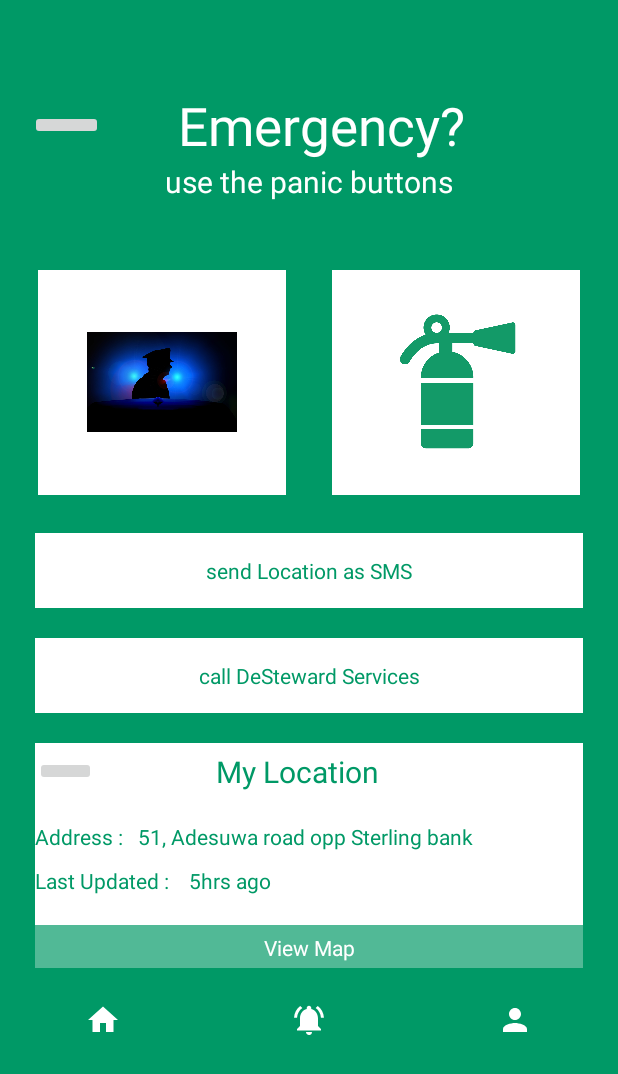
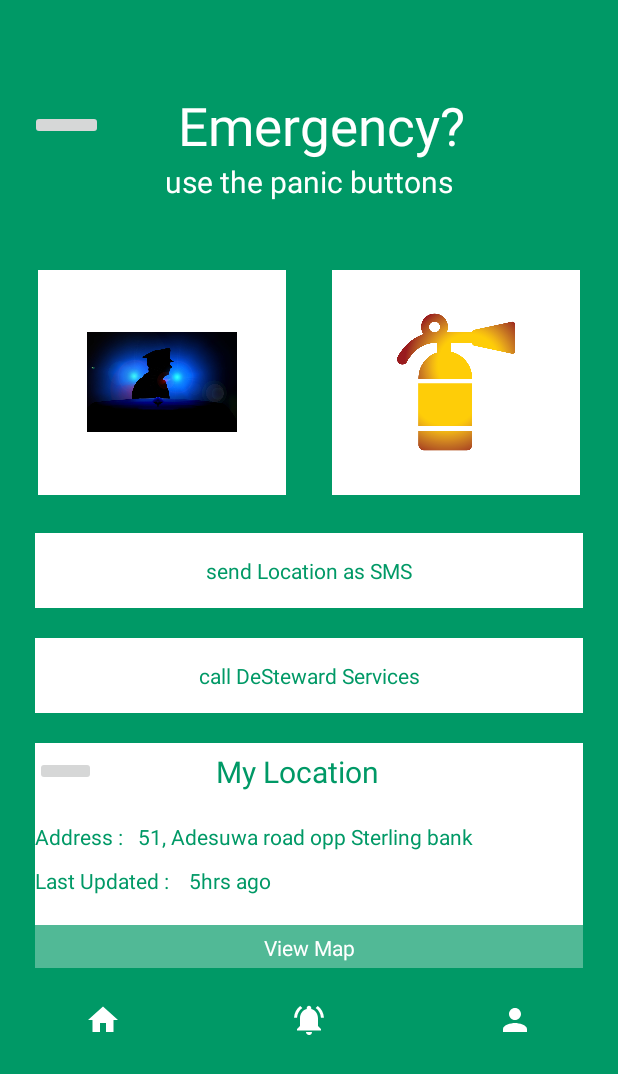
Before and after one commit to auptsoft/security, an Android app: the layout fragment_home.xml on its own in the app's theme, with its tools: preview values and no code run, on a phone screen of 412 x 824 dp. Shown: the top 1074 px of the screen. Run offline under Robolectric (Android 15) with nearby library versions, the phone set to English and light mode, and no system bars.

Commit message:
alert fragments and fire ext icon

```diff
--- a/app/src/main/res/layout/fragment_home.xml
+++ b/app/src/main/res/layout/fragment_home.xml
@@ -1,10 +1,13 @@
 <?xml version="1.0" encoding="utf-8"?>
 
+<android.support.v4.widget.DrawerLayout xmlns:android="http://schemas.android.com/apk/res/android"
+    android:layout_height="match_parent"
+    android:layout_width="match_parent"
+    xmlns:app="http://schemas.android.com/apk/res-auto">
+
     <LinearLayout
-        xmlns:android="http://schemas.android.com/apk/res/android"
-        xmlns:app="http://schemas.android.com/apk/res-auto"
+        android:layout_width="match_parent"
         android:layout_height="match_parent"
-        android:layout_width="match_parent"
         android:background="#009966"
         android:orientation="vertical">
 
@@ -47,7 +50,6 @@
             android:paddingHorizontal="10dp">
 
             <FrameLayout
-                android:src="@drawable/fire_estinguisher"
                 android:layout_width="0dp"
                 android:layout_height="150dp"
                 android:layout_margin="15dp"
@@ -65,7 +67,6 @@
             </FrameLayout>
 
             <FrameLayout
-                android:src="@drawable/fire_estinguisher"
                 android:layout_width="0dp"
                 android:layout_height="150dp"
                 android:layout_margin="15dp"
@@ -73,7 +74,7 @@
                 android:background="#ffffff">
 
                 <ImageView
-                    android:src="@drawable/fire_estinguisher"
+                    android:src="@drawable/fire_ext1"
                     android:layout_width="100dp"
                     android:layout_height="100dp"
                     android:layout_margin="15dp"
@@ -215,5 +216,18 @@
                 android:layout_height="wrap_content"
                 android:layout_weight="1"
                 android:layout_gravity="center"/>
+
         </LinearLayout>
+
+
     </LinearLayout>
+
+
+    <android.support.design.widget.NavigationView
+        android:layout_width="250dp"
+        android:layout_height="400dp"
+        app:menu="@menu/nav_menu"
+        android:layout_gravity="start">
+    </android.support.design.widget.NavigationView>
+
+</android.support.v4.widget.DrawerLayout>
```
Also changed, not shown: app/src/main/res/layout/fragment_messages.xml (added, +113 -0 lines), app/src/main/res/layout/fragment_notification.xml (added, +29 -0 lines), app/src/main/res/drawable/fire_ext.png (added), app/src/main/res/drawable/fire_ext1.png (added).
